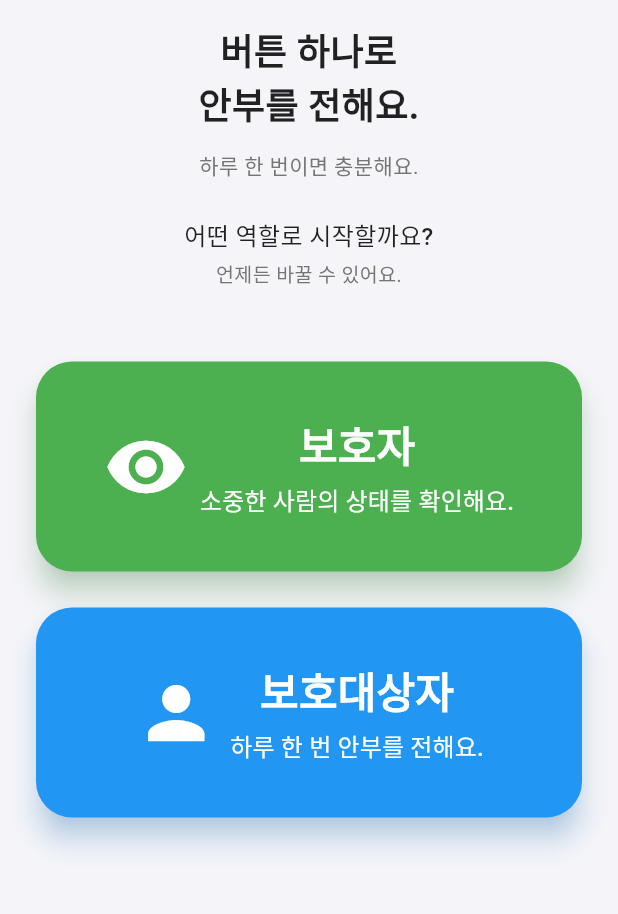
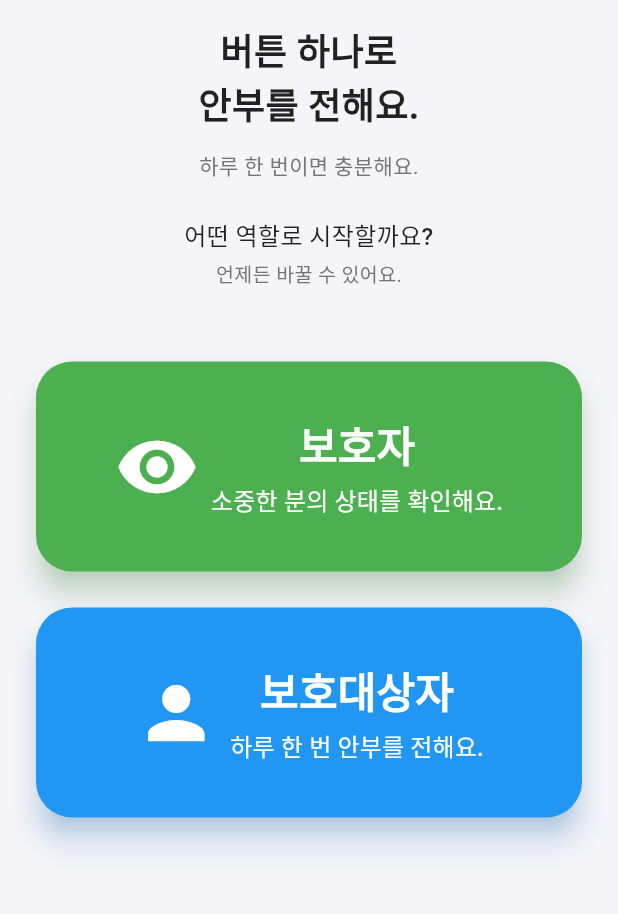
Before and after one commit to clubbob/HowAreYou, a Flutter app: the HomeScreen screen opened by its route, on a phone screen of 412 x 824 dp, the part 84-998 px from its top. Run offline on Flutter 3.47's test engine with Material 3 defaults, Android fonts, the phone set to English and light mode, and no system bars; our stand-ins replace app_links, cloud_firestore, cloud_functions, firebase_auth, firebase_core, firebase_crashlytics and 10 more; missing offline and left inert: activity_recognition_flutter, android_intent_plus; accounts and stored records are empty; generated files the repository leaves out were written again.

Commit message:
업데이트

```diff
--- a/lib/screens/home_screen.dart
+++ b/lib/screens/home_screen.dart
@@ -231,7 +231,7 @@ class _HomeScreenState extends State<HomeScreen> {
                     children: [
                       Text('보호자', style: TextStyle(fontSize: 28, fontWeight: FontWeight.bold)),
                       SizedBox(height: 6),
-                      Text('소중한 사람의 상태를 확인해요.', style: TextStyle(fontSize: 16)),
+                      Text('소중한 분의 상태를 확인해요.', style: TextStyle(fontSize: 16)),
                     ],
                   ),
                   style: FilledButton.styleFrom(
```
